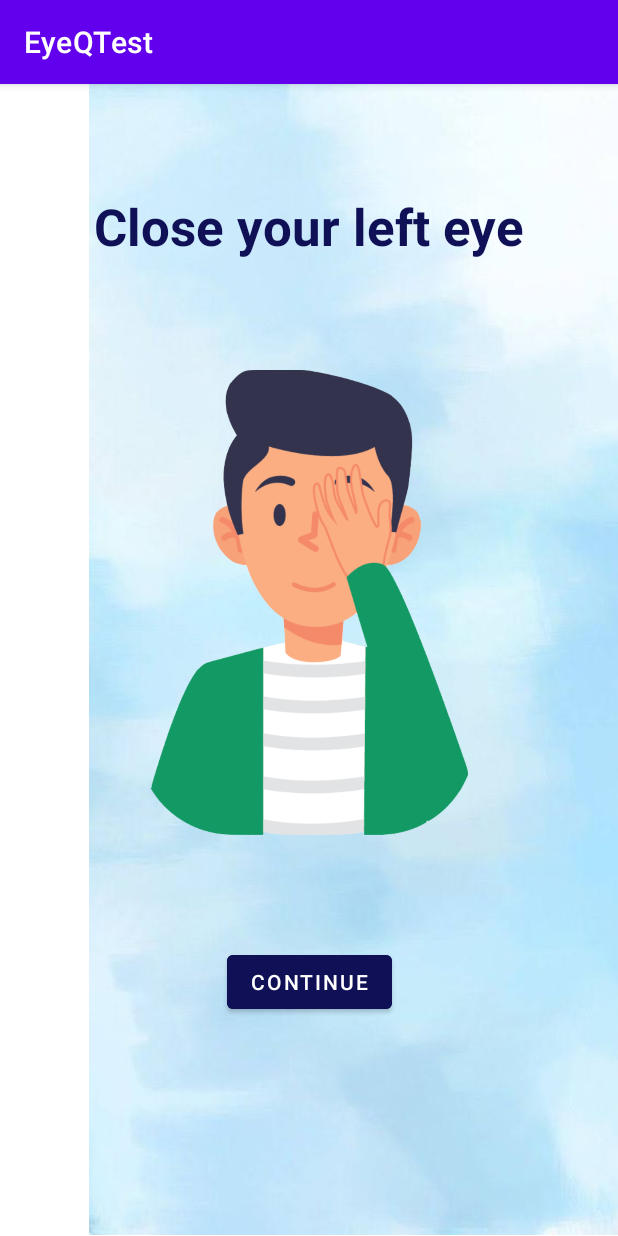
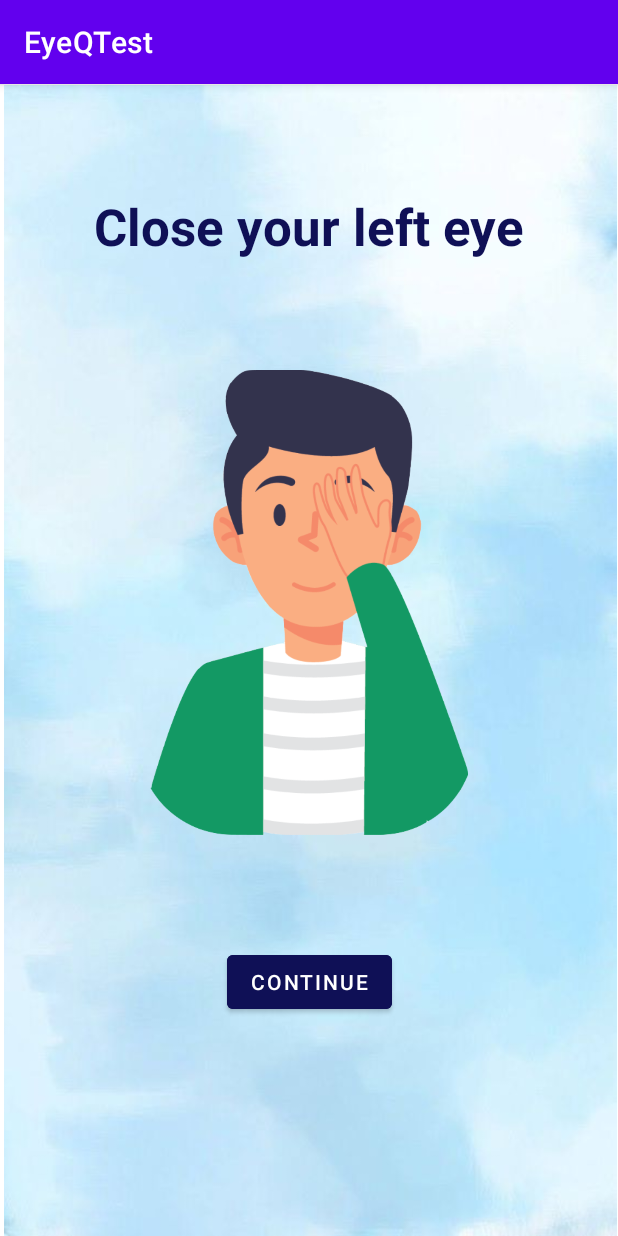
Before and after one commit to poorna-theekshana/EyeQTest, an Android app: the CloseLeftEye screen opened directly, with no data from a screen before it, on a phone screen of 412 x 824 dp. Run offline under Robolectric (Android 15) with nearby library versions, the light colour scheme and no system bars.

Commit message:
correct close eye problem

```diff
--- a/app/src/main/res/layout/activity_close_left_eye.xml
+++ b/app/src/main/res/layout/activity_close_left_eye.xml
@@ -1,18 +1,21 @@
 <?xml version="1.0" encoding="utf-8"?>
-<androidx.constraintlayout.widget.ConstraintLayout xmlns:android="http://schemas.android.com/apk/res/android"
+<androidx.constraintlayout.widget.ConstraintLayout
+    xmlns:android="http://schemas.android.com/apk/res/android"
     xmlns:app="http://schemas.android.com/apk/res-auto"
     xmlns:tools="http://schemas.android.com/tools"
     android:layout_width="match_parent"
     android:layout_height="match_parent"
-    tools:context=".CloseLeftEye">
+    tools:context=".AstigmatismCloseLeftEye">
 
     <ImageView
         android:id="@+id/imageView2"
         android:layout_width="527dp"
         android:layout_height="767dp"
-        app:srcCompat="@drawable/background"
-        tools:layout_editor_absoluteX="-58dp"
-        tools:layout_editor_absoluteY="-18dp" />
+        app:layout_constraintBottom_toBottomOf="parent"
+        app:layout_constraintEnd_toEndOf="parent"
+        app:layout_constraintStart_toStartOf="parent"
+        app:layout_constraintTop_toTopOf="parent"
+        app:srcCompat="@drawable/background" />
 
     <TextView
         android:id="@+id/titleTextView"
@@ -41,7 +44,7 @@
         app:srcCompat="@drawable/close_left" />
 
     <Button
-        android:id="@+id/continue_button"
+        android:id="@+id/cbCloseRightButton"
         android:layout_width="wrap_content"
         android:layout_height="wrap_content"
         android:backgroundTint="#0F1056"
```
Also changed, not shown: app/src/main/res/layout/activity_close_right_eye.xml (+9 -6 lines).
